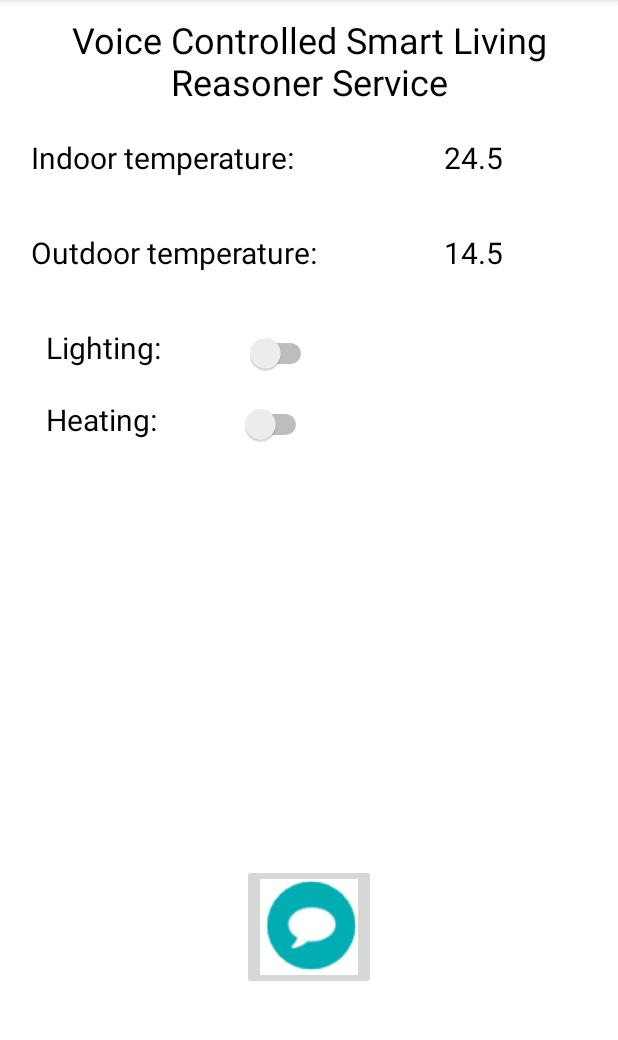
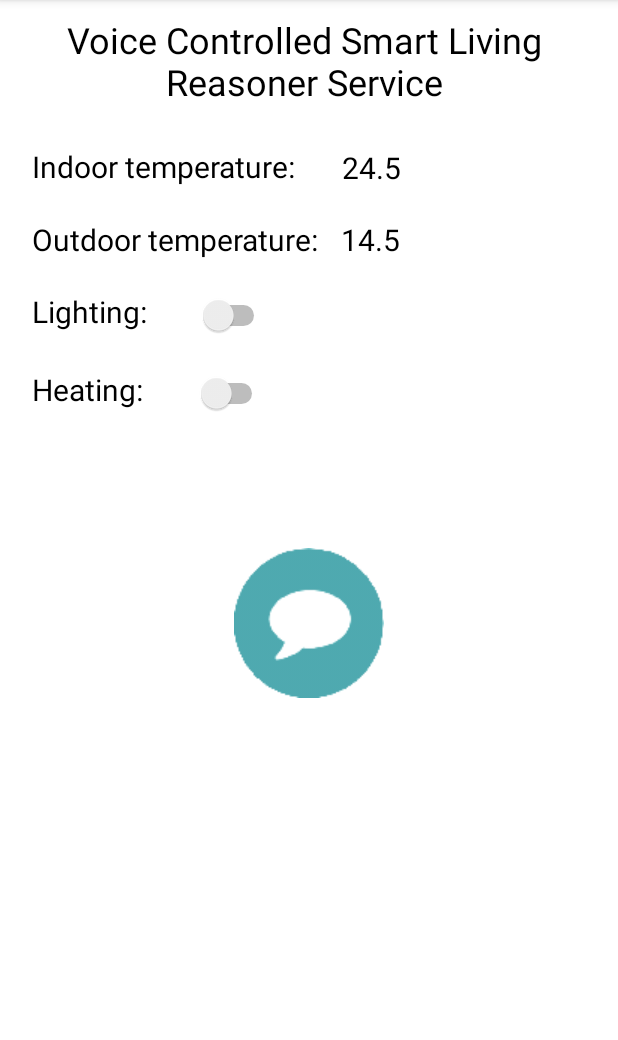
Before and after one commit to Minijaa/VoiceIT, an Android app: the screen it shows after launch (MainActivity), on a phone screen of 412 x 824 dp, the part 84-1124 px from its top. Run offline under Robolectric (Android 15) with nearby library versions, the phone set to English and light mode, and no system bars.

Commit message:
Attempt to fix layout, added new icon which might work better, still looks meh

```diff
--- a/app/src/main/res/layout/activity_main.xml
+++ b/app/src/main/res/layout/activity_main.xml
@@ -12,11 +12,13 @@
         android:id="@+id/title"
         android:layout_width="wrap_content"
         android:layout_height="wrap_content"
+        android:layout_marginEnd="8dp"
         android:gravity="center"
         android:padding="10dip"
         android:text="@string/txv_title_temp"
         android:textColor="@color/black_alpha"
         android:textSize="24sp"
+        app:layout_constraintEnd_toEndOf="parent"
         app:layout_constraintStart_toStartOf="parent"
         app:layout_constraintTop_toTopOf="parent" />
 
@@ -25,13 +27,14 @@
         android:id="@+id/indoorTemp"
         android:layout_width="wrap_content"
         android:layout_height="wrap_content"
-        android:layout_marginStart="15dp"
-        android:layout_marginLeft="15dp"
-        android:layout_marginTop="5dp"
+        android:layout_marginStart="16dp"
+        android:layout_marginTop="8dp"
+        android:layout_marginBottom="8dp"
         android:padding="5dip"
         android:text="@string/txv_indoor_temp"
         android:textColor="@color/black_alpha"
         android:textSize="20sp"
+        app:layout_constraintBottom_toTopOf="@+id/outdoorTemp"
         app:layout_constraintStart_toStartOf="parent"
         app:layout_constraintTop_toBottomOf="@+id/title" />
 
@@ -39,14 +42,13 @@
         android:id="@+id/indoorTempShow"
         android:layout_width="wrap_content"
         android:layout_height="wrap_content"
-        android:layout_marginTop="5dp"
-        android:layout_marginEnd="71dp"
-        android:layout_marginRight="71dp"
+        android:layout_marginStart="20dp"
+        android:layout_marginTop="12dp"
         android:padding="5dip"
         android:text="@string/txv_indoor_temp_show"
         android:textColor="@color/black_alpha"
         android:textSize="20sp"
-        app:layout_constraintEnd_toEndOf="@+id/title"
+        app:layout_constraintStart_toEndOf="@+id/indoorTemp"
         app:layout_constraintTop_toBottomOf="@+id/title" />
 
 
@@ -54,98 +56,103 @@
         android:id="@+id/outdoorTemp"
         android:layout_width="wrap_content"
         android:layout_height="wrap_content"
-        android:layout_marginStart="15dp"
-        android:layout_marginLeft="15dp"
+        android:layout_marginStart="16dp"
+        android:layout_marginTop="8dp"
+        android:layout_marginBottom="8dp"
         android:padding="5dip"
         android:text="@string/txv_outdoor_temp"
         android:textColor="@color/black_alpha"
         android:textSize="20sp"
-        app:layout_constraintBaseline_toBaselineOf="@+id/outdoorTempShow"
-        app:layout_constraintStart_toStartOf="parent" />
+        app:layout_constraintBottom_toTopOf="@+id/outdoorLight"
+        app:layout_constraintStart_toStartOf="parent"
+        app:layout_constraintTop_toBottomOf="@+id/indoorTempShow" />
 
     <TextView
         android:id="@+id/outdoorTempShow"
         android:layout_width="wrap_content"
         android:layout_height="wrap_content"
-        android:layout_marginTop="25dp"
+        android:layout_marginStart="4dp"
         android:padding="5dip"
         android:text="@string/txv_outdoor_temp_show"
         android:textColor="@color/black_alpha"
         android:textSize="20sp"
-        app:layout_constraintStart_toStartOf="@+id/indoorTempShow"
-        app:layout_constraintTop_toBottomOf="@+id/indoorTempShow" />
+        app:layout_constraintStart_toEndOf="@+id/outdoorTemp"
+        app:layout_constraintTop_toTopOf="@+id/outdoorTemp" />
 
 
     <TextView
         android:id="@+id/outdoorLight"
         android:layout_width="wrap_content"
         android:layout_height="wrap_content"
-        android:layout_marginStart="25dp"
-        android:layout_marginLeft="25dp"
-        android:layout_marginTop="25dp"
+        android:layout_marginStart="16dp"
+        android:layout_marginTop="108dp"
         android:padding="5dip"
         android:text="@string/txv_outdoor_light"
         android:textColor="@color/black_alpha"
         android:textSize="20sp"
         app:layout_constraintStart_toStartOf="parent"
-        app:layout_constraintTop_toBottomOf="@+id/outdoorTemp" />
+        app:layout_constraintTop_toBottomOf="@+id/title" />
 
     <Switch
         android:id="@+id/btnToggle"
         android:layout_width="wrap_content"
         android:layout_height="wrap_content"
-        android:layout_marginStart="3dp"
-        android:layout_marginLeft="3dp"
-        android:layout_marginBottom="20dp"
+        android:layout_marginStart="16dp"
+        android:layout_marginTop="8dp"
+        android:layout_marginEnd="220dp"
         android:textColorLink="@color/colorPrimaryDark"
-        app:layout_constraintBottom_toTopOf="@+id/btnToggle2"
-        app:layout_constraintStart_toStartOf="@+id/btnToggle2" />
+        app:layout_constraintEnd_toEndOf="parent"
+        app:layout_constraintStart_toEndOf="@+id/outdoorLight"
+        app:layout_constraintTop_toTopOf="@+id/outdoorLight" />
 
 
     <TextView
         android:id="@+id/heater"
         android:layout_width="wrap_content"
-        android:layout_height="wrap_content"
-        android:layout_marginTop="10dp"
+        android:layout_height="37dp"
+        android:layout_marginStart="16dp"
+        android:layout_marginTop="8dp"
+        android:layout_marginBottom="8dp"
         android:padding="5dip"
         android:text="@string/txv_heater"
         android:textColor="@color/black_alpha"
         android:textSize="20sp"
-        app:layout_constraintStart_toStartOf="@+id/outdoorLight"
-        app:layout_constraintTop_toBottomOf="@+id/outdoorLight" />
+        app:layout_constraintBottom_toBottomOf="parent"
+        app:layout_constraintStart_toStartOf="parent"
+        app:layout_constraintTop_toBottomOf="@+id/outdoorLight"
+        app:layout_constraintVertical_bias="0.012" />
 
     <Switch
         android:id="@+id/btnToggle2"
         android:layout_width="wrap_content"
         android:layout_height="wrap_content"
-        android:layout_marginStart="125dp"
-        android:layout_marginLeft="125dp"
-        android:layout_marginEnd="123dp"
-        android:layout_marginRight="123dp"
-        android:layout_marginBottom="2dp"
+        android:layout_marginStart="16dp"
+        android:layout_marginTop="8dp"
+        android:layout_marginEnd="220dp"
         android:textColorLink="@color/colorPrimaryDark"
-        app:layout_constraintBottom_toBottomOf="@+id/heater"
-        app:layout_constraintEnd_toEndOf="@+id/outdoorTempShow"
-        app:layout_constraintStart_toStartOf="@+id/heater" />
+        app:layout_constraintEnd_toEndOf="parent"
+        app:layout_constraintStart_toEndOf="@+id/heater"
+        app:layout_constraintTop_toTopOf="@+id/heater" />
 
 
     <ImageButton
         android:id="@+id/imageButton2"
-        android:layout_width="89dp"
-        android:layout_height="wrap_content"
+        android:layout_width="157dp"
+        android:layout_height="130dp"
         android:layout_marginStart="8dp"
-        android:layout_marginTop="109dp"
+        android:layout_marginTop="350dp"
         android:layout_marginEnd="8dp"
-        android:layout_marginBottom="108dp"
+        android:layout_marginBottom="10dp"
         android:adjustViewBounds="false"
+        android:backgroundTint="@color/activitybackground"
         android:baselineAlignBottom="false"
-        android:cropToPadding="false"
+        android:cropToPadding="true"
         app:layout_constraintBottom_toBottomOf="parent"
         app:layout_constraintEnd_toEndOf="parent"
         app:layout_constraintHorizontal_bias="0.501"
         app:layout_constraintStart_toStartOf="parent"
-        app:layout_constraintTop_toTopOf="@+id/outdoorLight"
-        app:layout_constraintVertical_bias="1.0"
-        app:srcCompat="@drawable/voiceiticon" />
+        app:layout_constraintTop_toTopOf="parent"
+        app:layout_constraintVertical_bias="0.0"
+        app:srcCompat="@drawable/voiceit" />
 
 </android.support.constraint.ConstraintLayout>
```
Also changed, not shown: app/src/main/res/drawable/voiceit.png (added).
